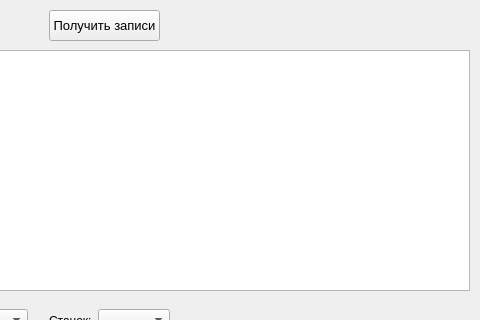
This is Edit_Tool_Main_Window.ui in EvgenyMinikh/TBM_Downtime_Utils as Qt 5 draws it before an edit; both pictures show x 431 to 911 and y 0 to 320 of the 911 by 561 pixel window. The edited form follows.
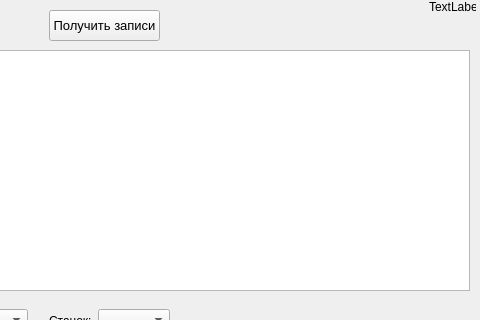
This is the edited form.

Commit message: [Add] Added user manuals, added version number to window

The edit to the form file:
```diff
--- a/Edit_Tool_Main_Window.ui
+++ b/Edit_Tool_Main_Window.ui
@@ -377,6 +377,19 @@
      </font>
     </property>
    </widget>
+   <widget class="QLabel" name="label_version">
+    <property name="geometry">
+     <rect>
+      <x>860</x>
+      <y>0</y>
+      <width>47</width>
+      <height>13</height>
+     </rect>
+    </property>
+    <property name="text">
+     <string>TextLabel</string>
+    </property>
+   </widget>
   </widget>
  </widget>
  <resources/>
```
The commit also changes 8 other files.
